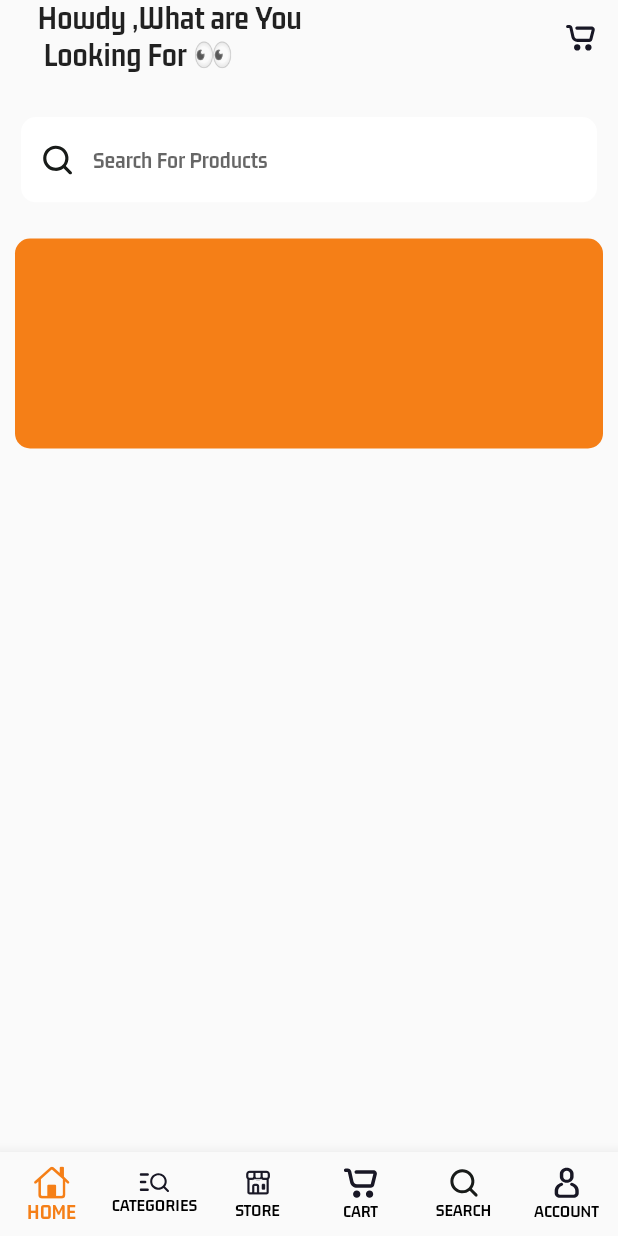
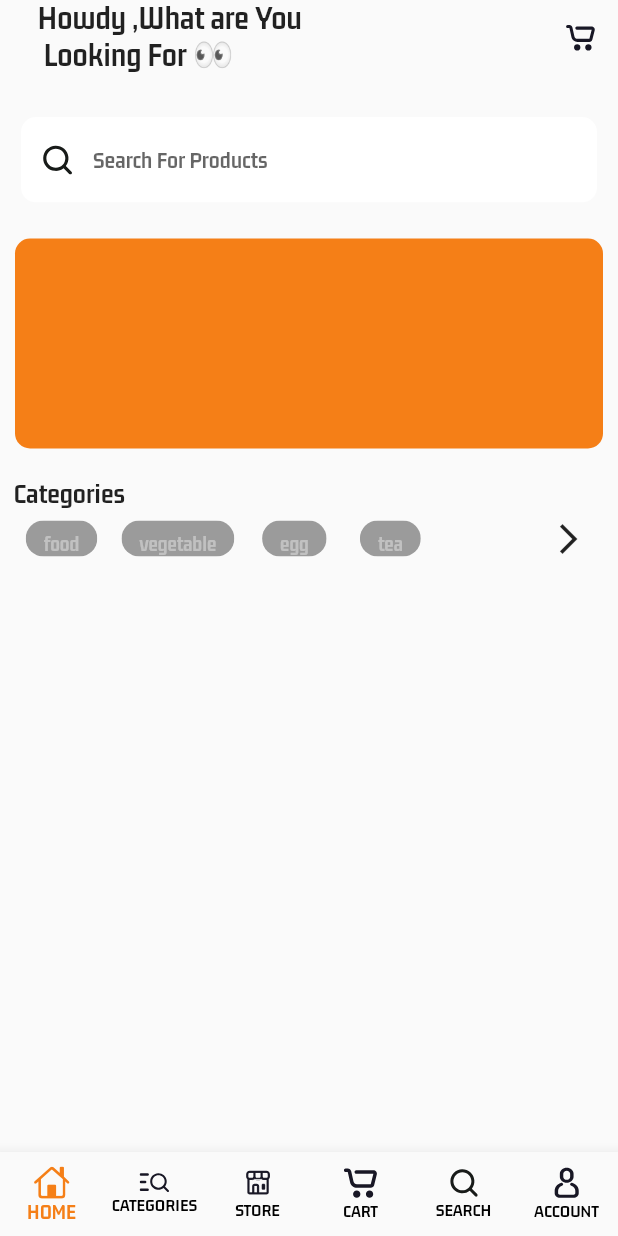
Before and after one commit to Alen87/Flutter-EcommerceApp, a Flutter app: the screen it shows after launch, on a phone screen of 412 x 824 dp. Run offline on Flutter 3.47's test engine with Material 2 defaults, Android fonts, the light colour scheme and no system bars; our stand-ins replace cloud_firestore, firebase_core, flutter_svg; accounts and stored records are empty.

Commit message:
ActionChip Widget

```diff
--- a/multi_store/lib/views/buyers/nav_screens/home_screen.dart
+++ b/multi_store/lib/views/buyers/nav_screens/home_screen.dart
@@ -1,4 +1,5 @@
 import 'package:flutter/material.dart';
+import 'package:multi_store/views/buyers/nav_screens/widgets/category_text.dart';
 import './widgets/banner_widget.dart';
 import './widgets/welcome_text_widget.dart';
 import './widgets/search_input_widget.dart';
@@ -9,6 +10,7 @@ class HomeScreen extends StatelessWidget {
   @override
   Widget build(BuildContext context) {
     return Column(
+      crossAxisAlignment: CrossAxisAlignment.start,
       children: [
         WelcomeText(),
         SizedBox(
@@ -16,6 +18,7 @@ class HomeScreen extends StatelessWidget {
         ),
         SearchInputWidget(),
         BannerWidget(),
+        CategoryText(),
       ],
     );
   }
--- /dev/null
+++ b/multi_store/lib/views/buyers/nav_screens/widgets/category_text.dart
@@ -0,0 +1,50 @@
+import 'package:flutter/material.dart';
+
+class CategoryText extends StatelessWidget {
+  final List<String> _categoryLable = ['food', 'vegetable', 'egg', 'tea'];
+  @override
+  Widget build(BuildContext context) {
+    return Padding(
+      padding: const EdgeInsets.all(9.0),
+      child: Column(
+        crossAxisAlignment: CrossAxisAlignment.start,
+        children: [
+          Text(
+            'Categories',
+            style: TextStyle(
+              fontSize: 19,
+            ),
+          ),
+          Container(
+            height: 40,
+            child: Row(
+              children: [
+                Expanded(
+                  child: ListView.builder(
+                    scrollDirection: Axis.horizontal,
+                    itemCount: _categoryLable.length,
+                    itemBuilder: (context, index) {
+                      return Padding(
+                        padding: const EdgeInsets.all(8.0),
+                        child: ActionChip(
+                          label: Text(
+                            _categoryLable[index],
+                            style: TextStyle(color: Colors.white),
+                          ),
+                        ),
+                      );
+                    },
+                  ),
+                ),
+                IconButton(
+                  onPressed: () {},
+                  icon: Icon(Icons.arrow_forward_ios),
+                ),
+              ],
+            ),
+          ),
+        ],
+      ),
+    );
+  }
+}
```
